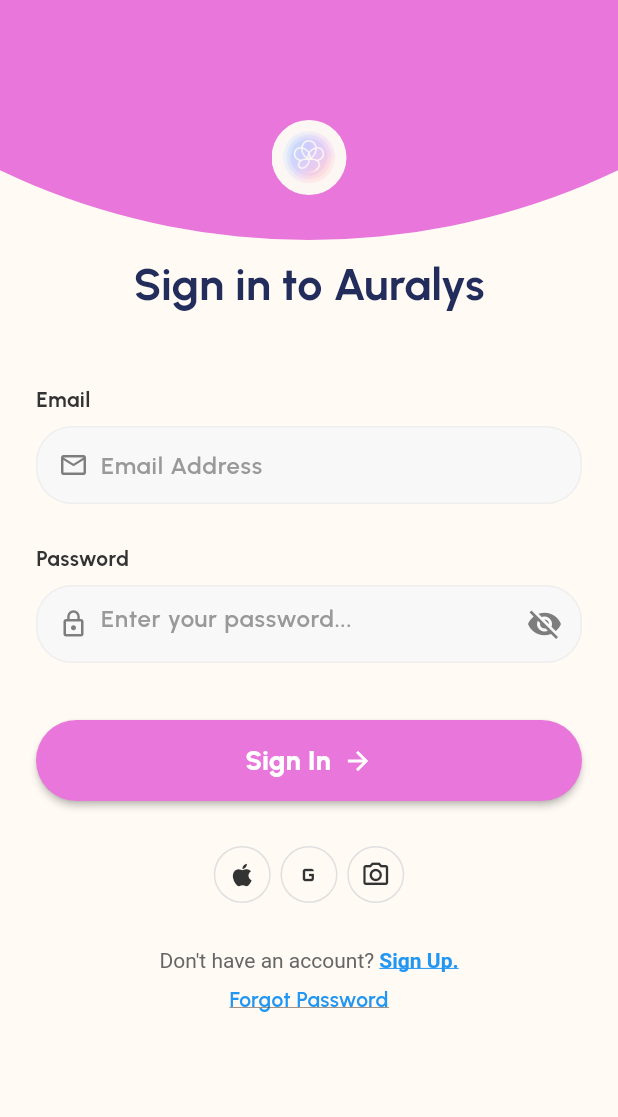
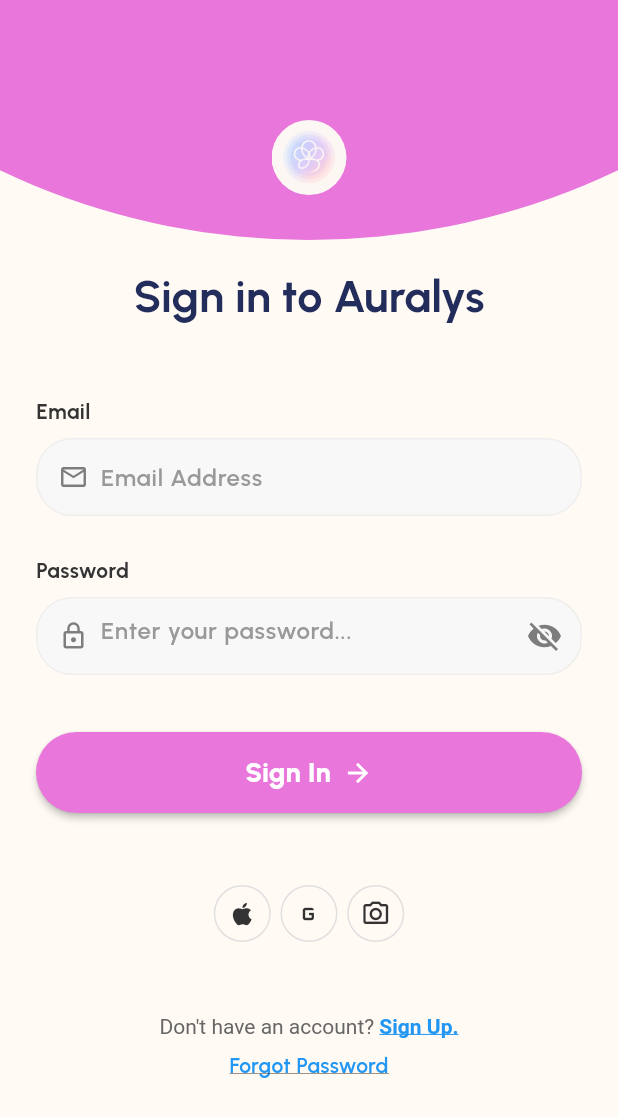
Before and after one commit to Alwil17/auralys, a Flutter app: the LoginScreen screen opened by its route, on a phone screen of 412 x 824 dp. Shown: the top 1117 px of the screen. Run offline on Flutter 3.47's test engine with Material 3 defaults, Android fonts, the phone set to English and light mode, and no system bars; our stand-ins replace flutter_easyloading, go_router, shared_preferences; accounts and stored records are empty.

Commit message:
refactor: Update LoginScreen layout for improved spacing and structure
This commit refactors the `LoginScreen` widget to:
- Add a `SizedBox` with `AppSizes.font48` height below the `LogoWidget`.
- Wrap the main content in a `Column` with `spacing: AppSizes.font48`.
- Remove the redundant `Container` with top margin.
- Remove unnecessary `SizedBox` widgets with fixed height (30).

```diff
--- a/lib/features/auth/screens/login_screen.dart
+++ b/lib/features/auth/screens/login_screen.dart
@@ -33,18 +33,17 @@ class _LoginScreenState extends State<LoginScreen> {
               children: [
                 const LogoWidget(),
 
+                const SizedBox(height: AppSizes.font48),
+
                 Expanded(
-                  child: Container(
-                    margin: const EdgeInsets.only(top: 40),
                   child: Column(
+                    spacing: AppSizes.font48,
                     crossAxisAlignment: CrossAxisAlignment.center,
                     children: [
                       Text(
                         'Sign in to Auralys',
                         style: theme.textTheme.titleLarge,
                       ),
-
-                        const SizedBox(height: AppSizes.font48),
 
                       Column(
                         children: [
@@ -71,11 +70,7 @@ class _LoginScreenState extends State<LoginScreen> {
                         ],
                       ),
 
-                        const SizedBox(height: 30),
-
                       const SocialLoginRow(),
-
-                        const SizedBox(height: 30),
 
                       Column(
                         children: [
@@ -115,7 +110,6 @@ class _LoginScreenState extends State<LoginScreen> {
                     ],
                   ),
                 ),
-                ),
               ],
             ),
           ),
```
Lines whose indentation alone changed are shown as unchanged.
